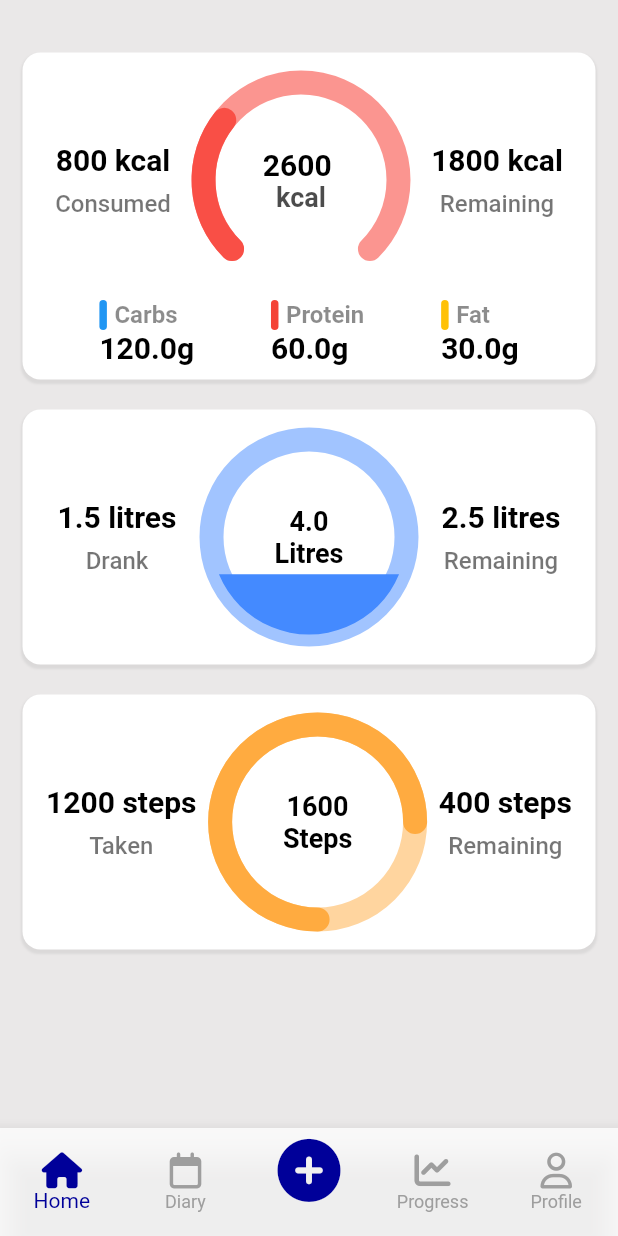
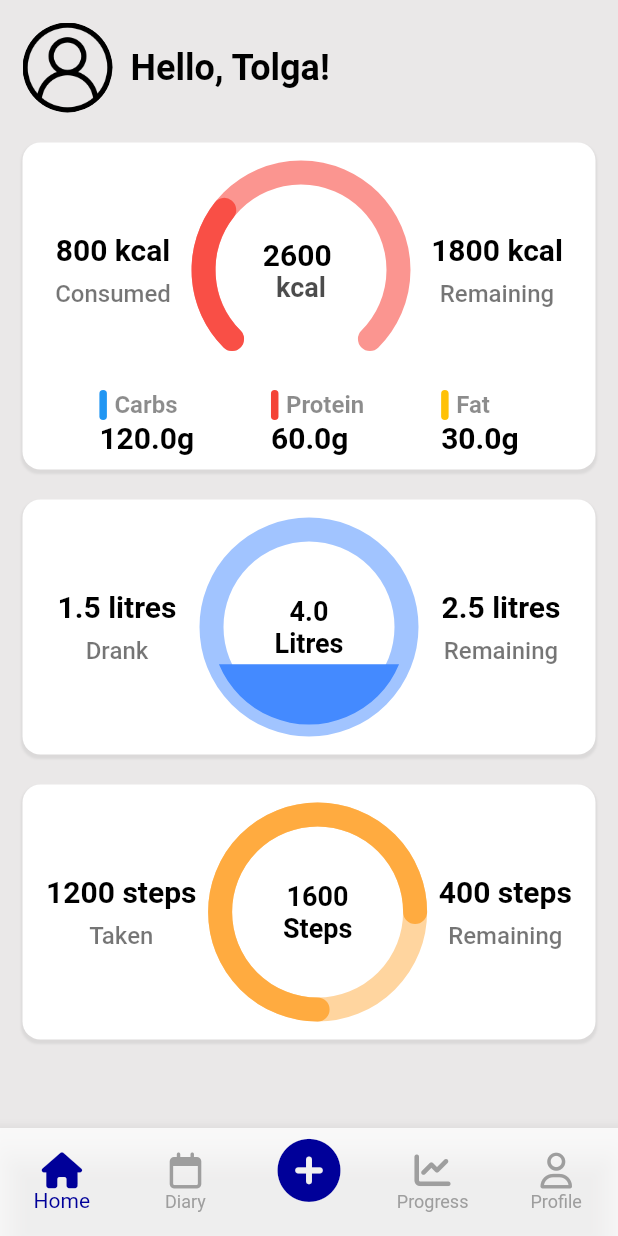
Before and after one commit to DodoorSoft/calorie_diary, a Flutter app: the screen it shows after launch, on a phone screen of 412 x 824 dp. Run offline on Flutter 3.47's test engine with Material 2 defaults, Android fonts, the phone set to English and light mode, and no system bars; our stand-ins replace font_awesome_flutter; Roboto replaces fonts that are missing (OpenSans).

Commit message:
home page final

```diff
--- a/lib/constants.dart
+++ b/lib/constants.dart
@@ -6,6 +6,12 @@ const Color kLightBackground = Color(0xffeae8e8);
 const Color kDarkBlue = Color(0xff000099);
 
 const kSubTitleStyle = TextStyle(
-    color: Colors.white,
+    color: Colors.black,
+    fontWeight: FontWeight.w600,
+    fontSize: 16);
+
+const kTitleStyle = TextStyle(
+    color: Colors.black,
+    fontFamily: 'OpenSans',
     fontWeight: FontWeight.w700,
-    fontSize: 16);
+    fontSize: 24);
--- a/lib/views/home_screen.dart
+++ b/lib/views/home_screen.dart
@@ -4,6 +4,7 @@ import 'package:calorie_diary/components/macros.dart';
 import 'package:calorie_diary/components/steps_progress_bar.dart';
 import 'package:calorie_diary/constants.dart';
 import 'package:flutter/material.dart';
+import 'package:font_awesome_flutter/font_awesome_flutter.dart';
 
 class HomeScreen extends StatefulWidget {
   const HomeScreen({Key? key}) : super(key: key);
@@ -40,7 +41,17 @@ class _HomeScreenState extends State<HomeScreen> {
           child: Column(
             crossAxisAlignment: CrossAxisAlignment.start,
             children: [
-              //TopCalendar(parentAction: (DateTime date){}),
+              Row(
+                children:const [
+                  CircleAvatar(radius: 30,
+                  backgroundColor: kLightBackground,
+                  backgroundImage: AssetImage('assets/user.png'),),
+                  Padding(
+                    padding: EdgeInsets.only(left:12.0),
+                    child: Text('Hello, Tolga!',style: kTitleStyle,),
+                  )
+                ],
+              ),
               Padding(
                 padding: const EdgeInsets.only(top: 20),
                 child: Container(
```
Also changed, not shown: assets/user.png (added).
